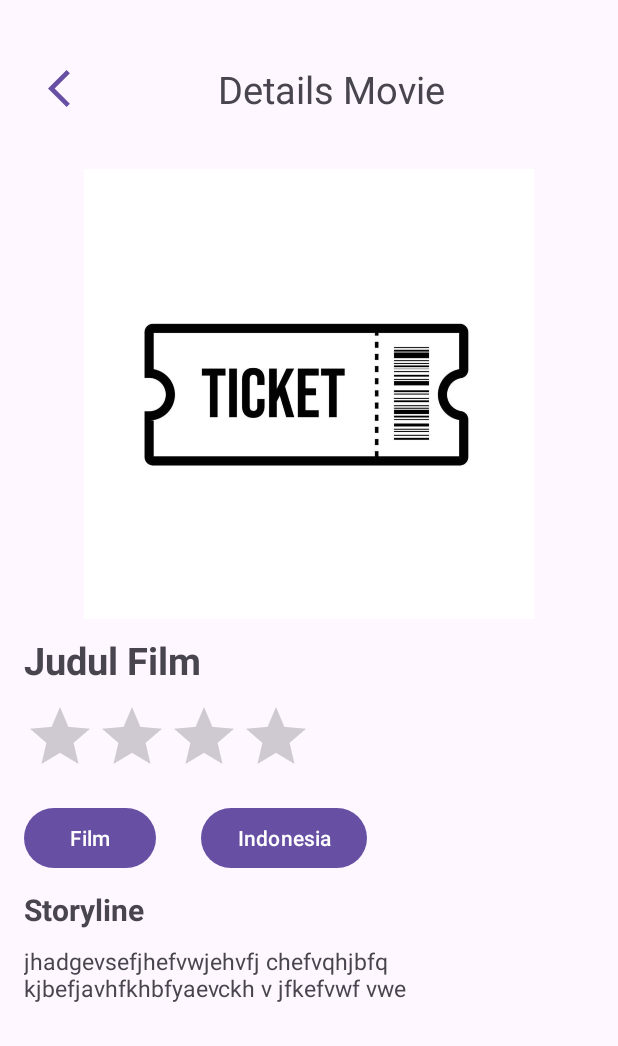
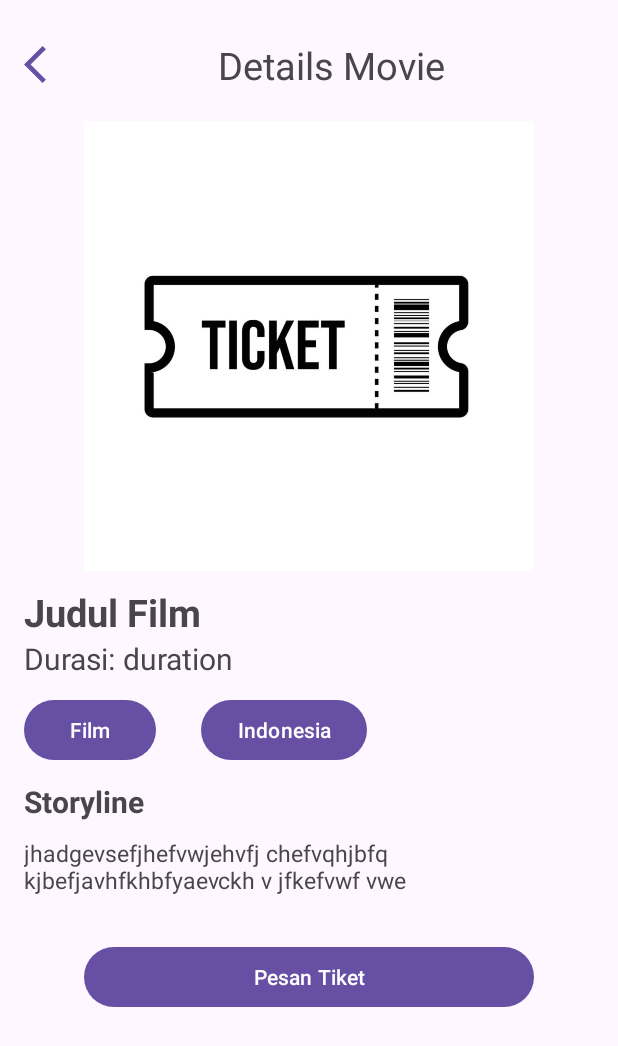
Before and after one commit to kyokta/PaymentTicket, an Android app: the DetailsPage screen opened directly, with no data from a screen before it, on a phone screen of 412 x 824 dp. Shown: the top 1046 px of the screen. Run offline under Robolectric (Android 15) with nearby library versions, the phone set to English and light mode, and no system bars.

Commit message:
update detail movies

```diff
--- a/app/src/main/java/com/example/app/DetailsPage.kt
+++ b/app/src/main/java/com/example/app/DetailsPage.kt
@@ -1,11 +1,47 @@
 package com.example.app
 
+import android.content.Intent
 import androidx.appcompat.app.AppCompatActivity
 import android.os.Bundle
+import com.example.app.databinding.ActivityDetailsPageBinding
 
 class DetailsPage : AppCompatActivity() {
+    private lateinit var binding: ActivityDetailsPageBinding
     override fun onCreate(savedInstanceState: Bundle?) {
         super.onCreate(savedInstanceState)
-        setContentView(R.layout.activity_details_page)
+        binding = ActivityDetailsPageBinding.inflate(layoutInflater)
+        setContentView(binding.root)
+
+        val id = intent.getStringExtra(HomePage.EXTRA_ID)
+        val key = "movie$id"
+        val arrayId = resources.getIdentifier(key, "array", packageName)
+
+
+        with(binding){
+            btnBack.setOnClickListener{
+                val intent = Intent(this@DetailsPage, HomePage::class.java)
+                startActivity(intent)
+                finish()
+            }
+
+            if (arrayId != 0) {
+                val movies = resources.getStringArray(arrayId)
+                titleMovies.text = movies[0]
+                durationMovies.text = movies[1]
+                btnGenreMovies.text = movies[2]
+                storylineMovie.text = movies[3]
+                if (id == "1") {
+                    imageMovies.setImageResource(R.drawable.di_ambang_kematian)
+                } else if (id == "2") {
+                    imageMovies.setImageResource(R.drawable.pamali)
+                } else if (id == "3") {
+                    imageMovies.setImageResource(R.drawable.petualangan_sherina)
+                } else if (id == "4") {
+                    imageMovies.setImageResource(R.drawable.saw_x)
+                } else (
+                    imageMovies.setImageResource(R.drawable.ticket)
+                )
+            }
+        }
     }
 }
--- a/app/src/main/res/layout/activity_details_page.xml
+++ b/app/src/main/res/layout/activity_details_page.xml
@@ -10,9 +10,9 @@
 
     <LinearLayout
         android:layout_width="match_parent"
-        android:layout_height="wrap_content"
-        android:padding="16dp">
+        android:layout_height="wrap_content">
         <Button
+            android:id="@+id/btn_back"
             android:layout_width="30dp"
             android:layout_height="30dp"
             android:background="@drawable/baseline_arrow_back_ios_24"/>
@@ -25,7 +25,15 @@
             android:textSize="25sp"/>
     </LinearLayout>
 
+    <ScrollView
+        android:layout_width="match_parent"
+        android:layout_height="wrap_content">
+        <LinearLayout
+            android:layout_width="match_parent"
+            android:layout_height="wrap_content"
+            android:orientation="vertical">
             <ImageView
+                android:id="@+id/image_movies"
                 android:layout_width="300dp"
                 android:layout_height="300dp"
                 android:layout_marginTop="10dp"
@@ -33,6 +41,7 @@
                 android:src="@drawable/ticket"/>
 
             <TextView
+                android:id="@+id/title_movies"
                 android:layout_width="match_parent"
                 android:layout_height="wrap_content"
                 android:layout_marginTop="10dp"
@@ -40,12 +49,22 @@
                 android:textSize="25sp"
                 android:textStyle="bold"/>
 
-    <RatingBar
+            <LinearLayout
+                android:layout_width="match_parent"
+                android:layout_height="wrap_content"
+                android:orientation="horizontal">
+                <TextView
                     android:layout_width="wrap_content"
+                    android:layout_height="match_parent"
+                    android:text="Durasi: "
+                    android:textSize="20sp"/>
+                <TextView
+                    android:id="@+id/duration_movies"
+                    android:layout_width="match_parent"
                     android:layout_height="wrap_content"
-        android:layout_marginTop="10dp"
-        android:numStars="4"/>
-
+                    android:text="duration"
+                    android:textSize="20sp"/>
+            </LinearLayout>
             <LinearLayout
                 android:layout_width="match_parent"
                 android:layout_height="wrap_content"
@@ -53,15 +72,20 @@
                 android:orientation="horizontal">
 
                 <Button
+                    android:id="@+id/btn_genre_movies"
                     android:layout_width="wrap_content"
                     android:layout_height="wrap_content"
                     android:text="Film"
-            android:layout_marginRight="30dp"/>
+                    android:layout_marginRight="30dp"
+                    android:clickable="false"
+                    android:focusable="false"/>
 
                 <Button
                     android:layout_width="wrap_content"
                     android:layout_height="wrap_content"
-            android:text="Indonesia"/>
+                    android:text="Indonesia"
+                    android:clickable="false"
+                    android:focusable="false"/>
 
             </LinearLayout>
 
@@ -74,16 +98,19 @@
                 android:textStyle="bold"/>
 
             <TextView
+                android:id="@+id/storyline_movie"
                 android:layout_width="wrap_content"
                 android:layout_height="match_parent"
                 android:layout_marginTop="10dp"
                 android:text="jhadgevsefjhefvwjehvfj chefvqhjbfq kjbefjavhfkhbfyaevckh v jfkefvwf vwe"
                 android:textSize="15dp"/>
-
             <Button
+                android:id="@+id/grab_movies"
                 android:layout_width="300dp"
                 android:layout_height="wrap_content"
+                android:layout_marginTop="30dp"
                 android:layout_gravity="center"
                 android:text="Pesan Tiket"/>
-
         </LinearLayout>
+    </ScrollView>
+</LinearLayout>
```
Also changed, not shown: app/src/main/java/com/example/app/HomePage.kt (+16 -3 lines), app/src/main/java/com/example/app/adapter/ItemAdapter.kt (+24 -5 lines), app/src/main/java/com/example/app/data/Datasource.kt (+11 -4 lines), app/src/main/java/com/example/app/model/Movie.kt (+8 -4 lines), app/src/main/res/values/strings.xml (+24 -16 lines). Lines whose indentation alone changed are shown as unchanged.
